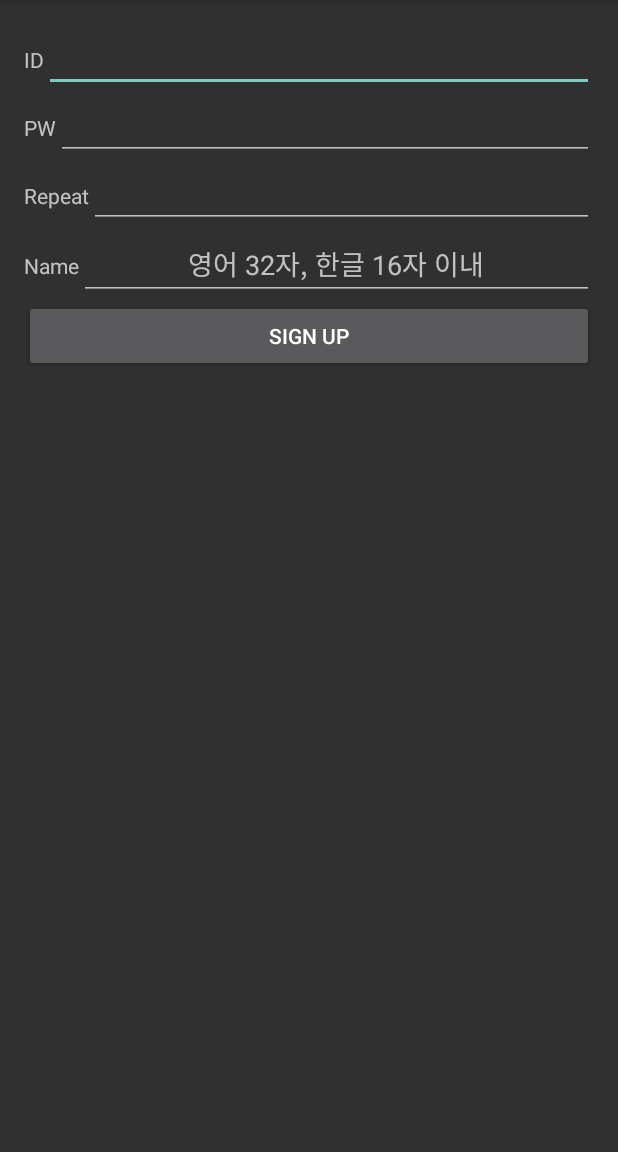
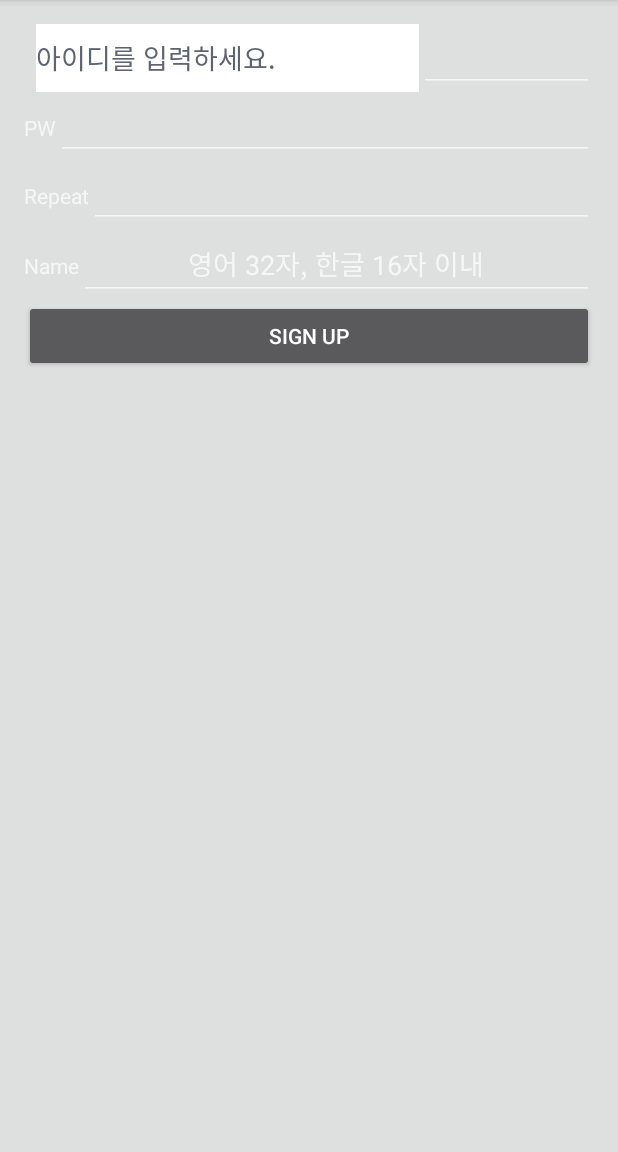
Before and after one commit to jinny3770/coins, an Android app: the SignUpActivity screen opened directly, with no data from a screen before it, on a phone screen of 412 x 824 dp, the part 84-1236 px from its top. Run offline under Robolectric (Android 15) with nearby library versions, the phone set to English and light mode, and no system bars.

Commit message:
modify signup ui

```diff
--- a/Coins2/app/src/main/res/layout/activity_signup.xml
+++ b/Coins2/app/src/main/res/layout/activity_signup.xml
@@ -5,17 +5,24 @@
     android:paddingLeft="@dimen/activity_horizontal_margin"
     android:paddingRight="@dimen/activity_horizontal_margin"
     android:paddingTop="@dimen/activity_vertical_margin"
-    android:layout_height="match_parent">
+    android:layout_height="match_parent"
+    android:background="#dee0df">
 
     <LinearLayout
         android:layout_width="match_parent"
         android:layout_height="wrap_content"
         android:orientation="horizontal">
 
-        <TextView
+        <EditText
+            android:id="@+id/IDEdit"
             android:layout_width="wrap_content"
-            android:layout_height="wrap_content"
-            android:text="ID" />
+            android:layout_height="match_parent"
+            android:layout_marginLeft="8dp"
+            android:layout_weight="1"
+            android:background="#ffffff"
+            android:hint="아이디를 입력하세요."
+            android:textColor="#5e6472"
+            android:textColorHint="#5e6472" />
 
         <EditText
             android:layout_width="wrap_content"
```
